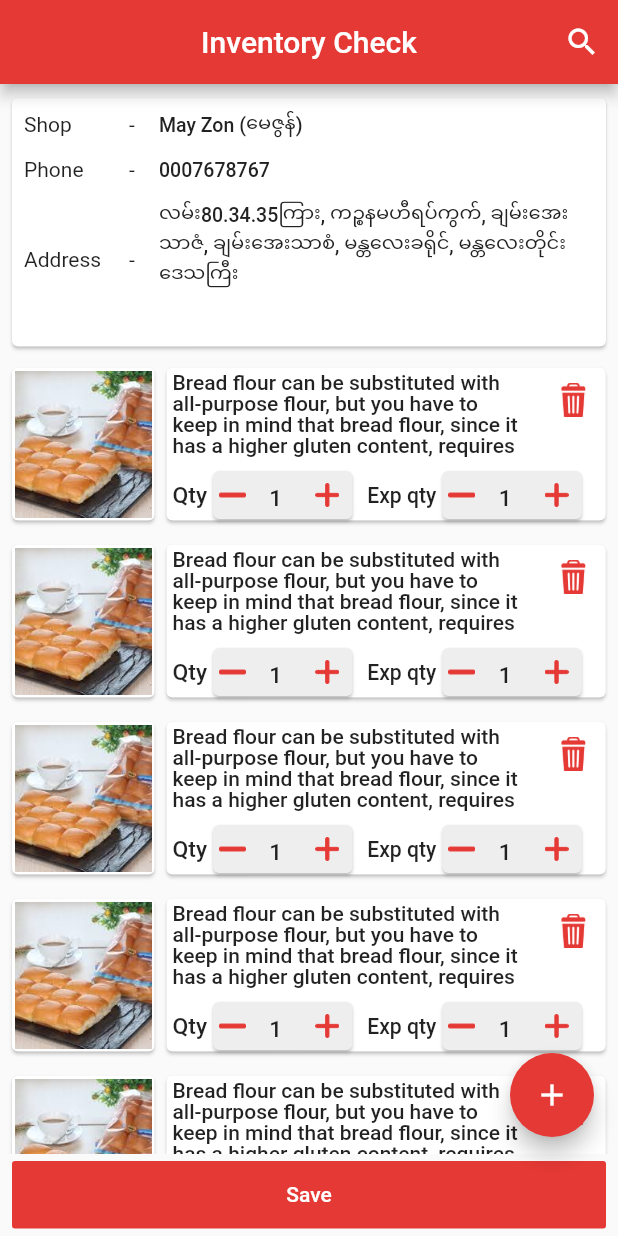
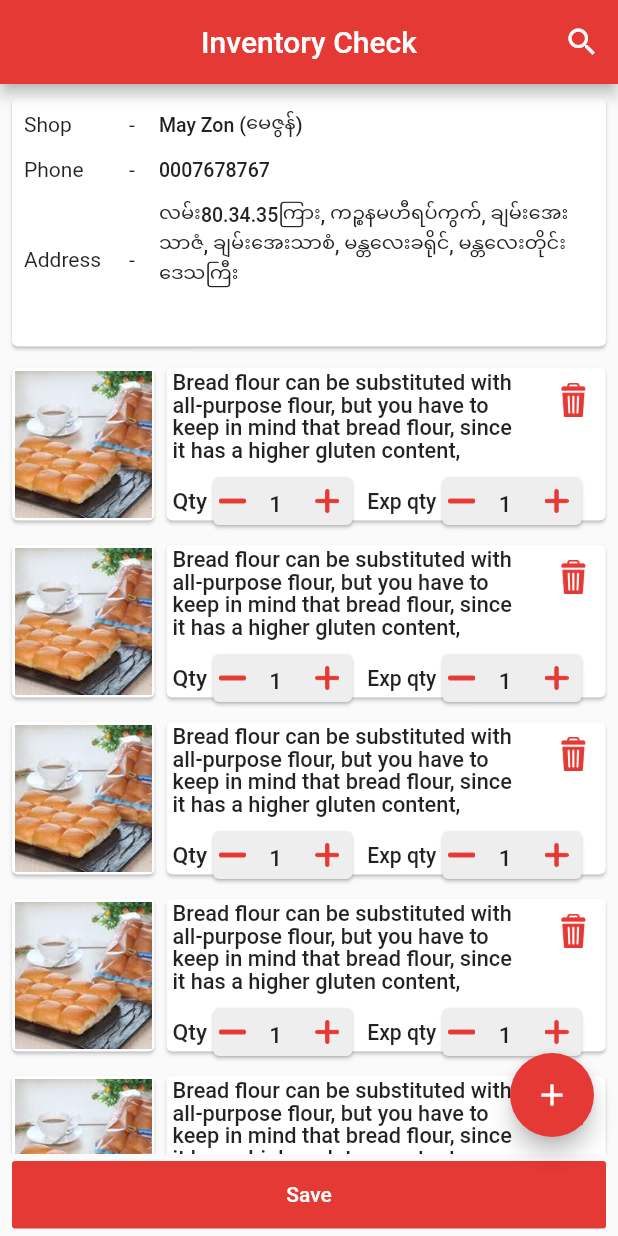
Before and after one commit to TastySoft-SoftwareMM/retailer_flutter, a Flutter app: the screen it shows after launch, on a phone screen of 412 x 824 dp. Run offline on Flutter 3.47's test engine with Material 2 defaults, Android fonts, the phone set to English and light mode, and no system bars; our stand-ins replace dio, flutter_svg, rxdart.

Commit message:
responsive ui in checkinventory

```diff
--- a/lib/main.dart
+++ b/lib/main.dart
@@ -1,6 +1,5 @@
 import 'package:flutter/material.dart';
 import 'package:retailer/screens/mandatorytasks/inventorycheck.dart';
-import 'package:retailer/screens/user/login.dart';
 import 'style/theme.dart' as Style;
 
 void main() {
--- a/lib/screens/mandatorytasks/inventorycheck.dart
+++ b/lib/screens/mandatorytasks/inventorycheck.dart
@@ -109,10 +109,13 @@ class _InventoryCheckScreenState extends State<InventoryCheckScreen> {
                               child: Container(
                                   width: secWidth * 0.8,
                                   child: Text(
+
                                     "Bread flour can be substituted with all-purpose flour, but you have to keep in mind that bread flour, since it has a higher gluten content, requires more liquid. When using all-purpose flour you can either add more flour (usually 1 tbsp per 1 cup flour) or add less water.",
                                     maxLines: 4,
+
                                     overflow: TextOverflow.clip,
                                     style: TextStyle(
+                                      fontSize: 14.5,
                                         fontWeight: FontWeight.w500, height: 1),
                                   )),
                             ),
```
